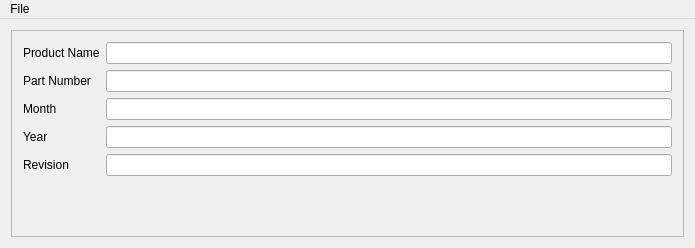
Above: RegulatoryTemplate.ui from daemonangel/Ditaform before the change. Below: the same form after it.
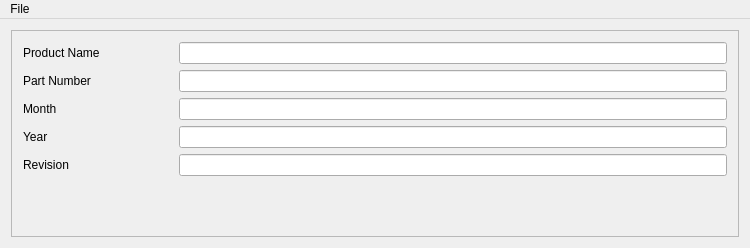
That is the form after the change.

What changed in the file:
```diff
--- a/RegulatoryTemplate.ui
+++ b/RegulatoryTemplate.ui
@@ -9,10 +9,16 @@
    <rect>
     <x>0</x>
     <y>0</y>
-    <width>695</width>
+    <width>750</width>
     <height>248</height>
    </rect>
   </property>
+  <property name="sizePolicy">
+   <sizepolicy hsizetype="Expanding" vsizetype="Expanding">
+    <horstretch>0</horstretch>
+    <verstretch>0</verstretch>
+   </sizepolicy>
+  </property>
   <property name="windowTitle">
    <string>RegulatoryTemplate</string>
   </property>
@@ -23,6 +29,12 @@
    <property name="enabled">
     <bool>true</bool>
    </property>
+   <property name="sizePolicy">
+    <sizepolicy hsizetype="Expanding" vsizetype="Expanding">
+     <horstretch>0</horstretch>
+     <verstretch>0</verstretch>
+    </sizepolicy>
+   </property>
    <layout class="QVBoxLayout" name="verticalLayout">
     <item>
      <widget class="QScrollArea" name="scrollArea">
@@ -43,10 +55,16 @@
         <rect>
          <x>0</x>
          <y>0</y>
-         <width>675</width>
+         <width>730</width>
          <height>206</height>
         </rect>
        </property>
+       <property name="sizePolicy">
+        <sizepolicy hsizetype="Expanding" vsizetype="Expanding">
+         <horstretch>0</horstretch>
+         <verstretch>0</verstretch>
+        </sizepolicy>
+       </property>
        <layout class="QFormLayout" name="formLayout">
         <property name="sizeConstraint">
          <enum>QLayout::SetDefaultConstraint</enum>
@@ -56,6 +74,15 @@
         </property>
         <item row="0" column="0">
          <widget class="QLabel" name="prodname_label">
+          <property name="minimumSize">
+           <size>
+            <width>150</width>
+            <height>0</height>
+           </size>
+          </property>
+          <property name="autoFillBackground">
+           <bool>false</bool>
+          </property>
           <property name="text">
            <string>Product Name</string>
           </property>
@@ -66,6 +93,15 @@
         </item>
         <item row="1" column="0">
          <widget class="QLabel" name="partnumber_label">
+          <property name="minimumSize">
+           <size>
+            <width>150</width>
+            <height>0</height>
+           </size>
+          </property>
+          <property name="autoFillBackground">
+           <bool>false</bool>
+          </property>
           <property name="text">
            <string>Part Number</string>
           </property>
@@ -76,6 +112,15 @@
         </item>
         <item row="2" column="0">
          <widget class="QLabel" name="month_label">
+          <property name="minimumSize">
+           <size>
+            <width>150</width>
+            <height>0</height>
+           </size>
+          </property>
+          <property name="autoFillBackground">
+           <bool>false</bool>
+          </property>
           <property name="text">
            <string>Month</string>
           </property>
@@ -86,6 +131,15 @@
         </item>
         <item row="3" column="0">
          <widget class="QLabel" name="year_label">
+          <property name="minimumSize">
+           <size>
+            <width>150</width>
+            <height>0</height>
+           </size>
+          </property>
+          <property name="autoFillBackground">
+           <bool>false</bool>
+          </property>
           <property name="text">
            <string>Year</string>
           </property>
@@ -96,6 +150,15 @@
         </item>
         <item row="4" column="0">
          <widget class="QLabel" name="revision_label">
+          <property name="minimumSize">
+           <size>
+            <width>150</width>
+            <height>0</height>
+           </size>
+          </property>
+          <property name="autoFillBackground">
+           <bool>false</bool>
+          </property>
           <property name="text">
            <string>Revision</string>
           </property>
@@ -115,7 +178,7 @@
     <rect>
      <x>0</x>
      <y>0</y>
-     <width>695</width>
+     <width>750</width>
      <height>22</height>
     </rect>
    </property>
```
Left out of the diff: 36 changed lines with no effect on the pictures.
